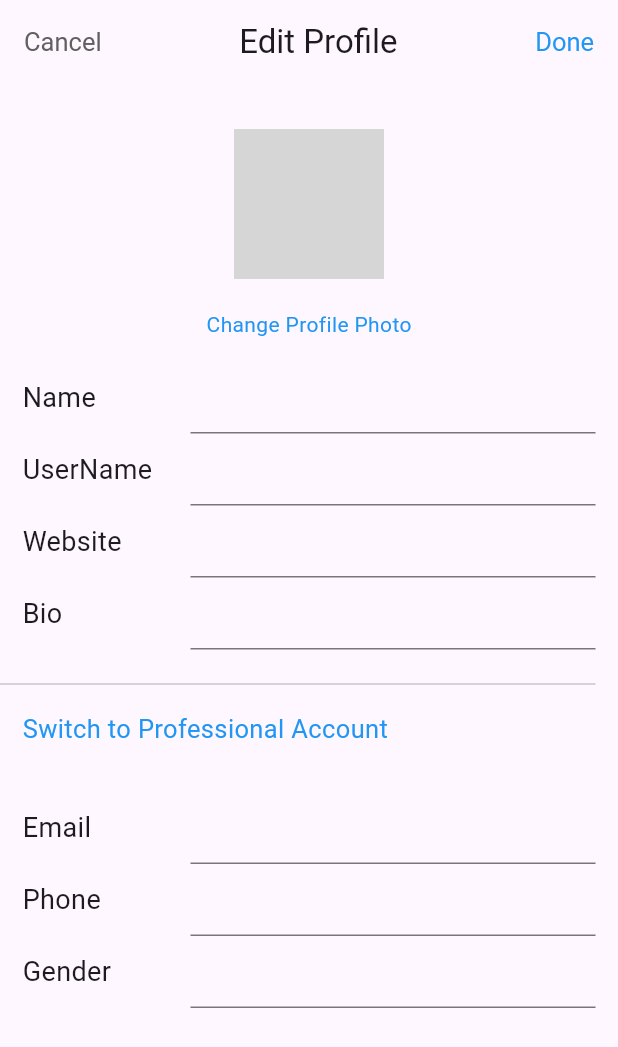
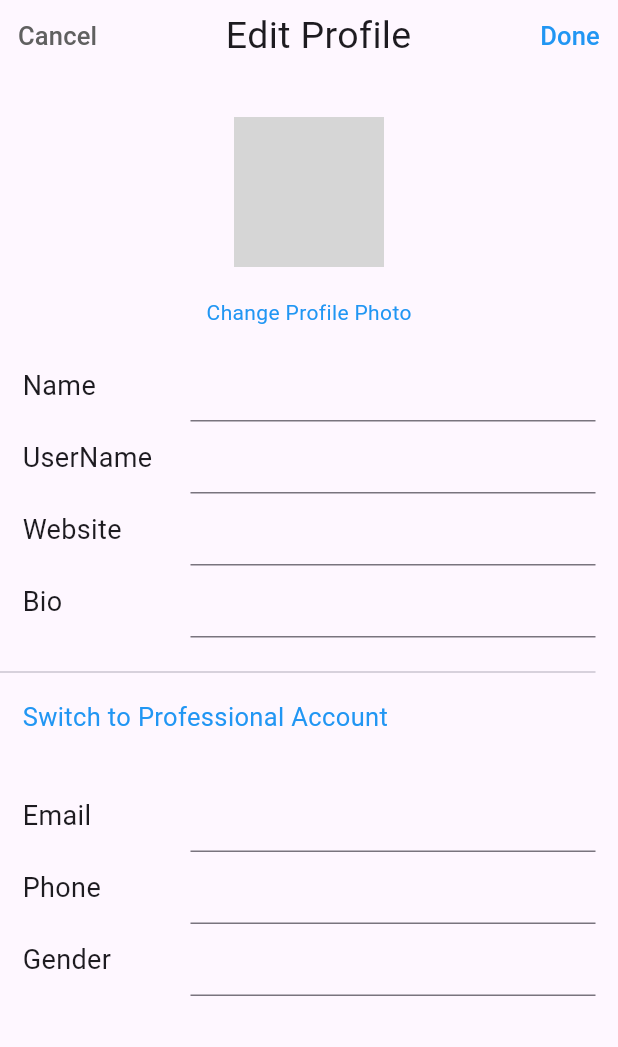
Before and after one commit to manon-allah/GraduationProject, a Flutter app: the EditProfile screen opened by its route, on a phone screen of 412 x 824 dp. Shown: the top 1047 px of the screen. Run offline on Flutter 3.47's test engine with Material 3 defaults, Android fonts, the phone set to English and light mode, and no system bars; our stand-ins replace bloc, cloud_firestore, firebase_auth, firebase_core, firebase_storage, flutter_bloc and 4 more; accounts and stored records are empty; network calls fail; key blocks and very long unbroken strings in the code were emptied for the run; grey boxes are pictures that could not be loaded.

Commit message:
custom bar in edit screen

```diff
--- a/lib/features/edit_profile/presentation/screens/edit_profile.dart
+++ b/lib/features/edit_profile/presentation/screens/edit_profile.dart
@@ -6,42 +6,8 @@ class EditProfile extends StatelessWidget {
 
   @override
   Widget build(BuildContext context) {
-    return Scaffold(
-      // backgroundColor: Colors.white,
-      appBar: AppBar(
-        automaticallyImplyLeading: false,
-        // backgroundColor: const Color(0xffFAFAFA),
-        centerTitle: true,
-        title: Row(
-          mainAxisAlignment: MainAxisAlignment.spaceBetween,
-          children: [
-            InkWell(
-              onTap: () {
-                Navigator.pop(context);
-              },
-              child: const Text(
-                'Cancel',
-                style: TextStyle(
-                  fontSize: 17,
-                  color: Color(0xFF606060),
-                ),
-              ),
-            ),
-            const Text('Edit Profile'),
-            InkWell(
-              onTap: () {},
-              child: const Text(
-                'Done',
-                style: TextStyle(
-                  fontSize: 17,
-                  color: Colors.blue,
-                ),
-              ),
-            ),
-          ],
-        ),
-      ),
-      body: const CustomEditProfile(),
+    return const Scaffold(
+      body: CustomEditProfile(),
     );
   }
 }
--- a/lib/features/edit_profile/presentation/screens/widgets/custom_edit_profile_body.dart
+++ b/lib/features/edit_profile/presentation/screens/widgets/custom_edit_profile_body.dart
@@ -1,6 +1,7 @@
 import 'dart:typed_data';
 
 import 'package:flutter/material.dart';
+import 'package:go_router/go_router.dart';
 import 'package:image_picker/image_picker.dart';
 import 'package:instagram/core/functions/pick_image_function.dart';
 
@@ -46,9 +47,45 @@ class _CustomEditProfileState extends State<CustomEditProfile> {
   @override
   Widget build(BuildContext context) {
     return SingleChildScrollView(
+      child: SafeArea(
         child: Column(
           crossAxisAlignment: CrossAxisAlignment.start,
           children: [
+            Row(
+              mainAxisAlignment: MainAxisAlignment.spaceBetween,
+              children: [
+                TextButton(
+                  onPressed: () {
+                    GoRouter.of(context).pop();
+                  },
+                  child: const Text(
+                    'Cancel',
+                    style: TextStyle(
+                      fontSize: 17,
+                      color: Color(0xFF606060),
+                    ),
+                  ),
+                ),
+                const Text(
+                  'Edit Profile',
+                  style: TextStyle(
+                    fontSize: 25,
+                  ),
+                ),
+                TextButton(
+                  onPressed: () {
+                    GoRouter.of(context).pop();
+                  },
+                  child: const Text(
+                    'Done',
+                    style: TextStyle(
+                      fontSize: 17,
+                      color: Colors.blue,
+                    ),
+                  ),
+                ),
+              ],
+            ),
             const SizedBox(
               height: 30,
             ),
@@ -147,6 +184,7 @@ class _CustomEditProfileState extends State<CustomEditProfile> {
             ),
           ],
         ),
+      ),
     );
   }
 }
```
Lines whose indentation alone changed are shown as unchanged.
